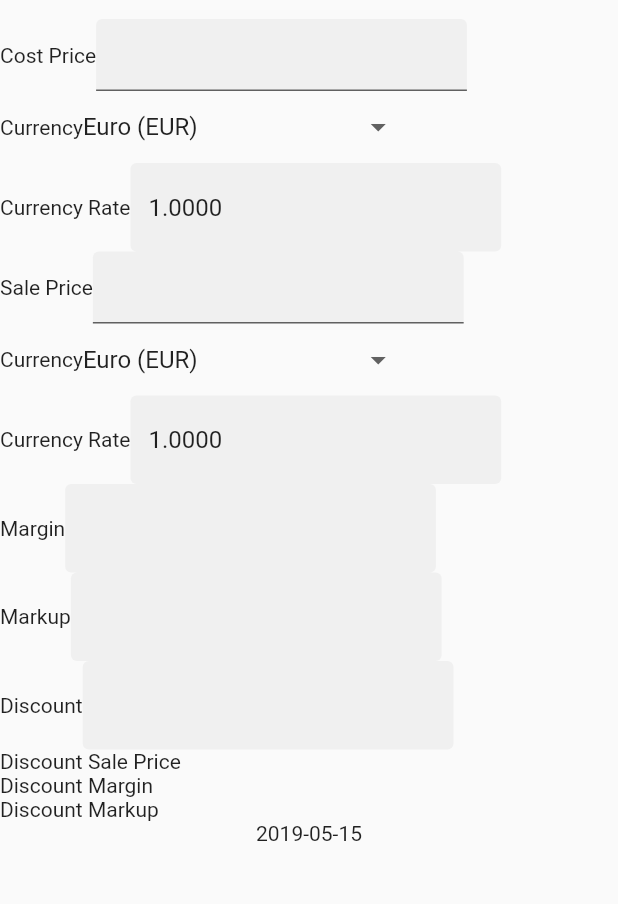
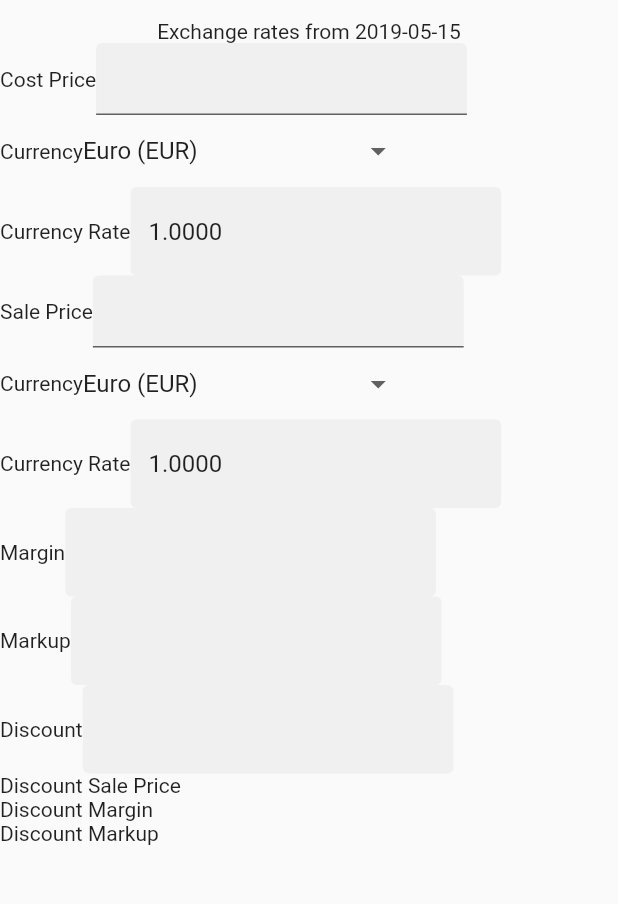
Before and after one commit to mojzu/MarginCalculator, a Flutter app: the screen it shows after launch, on a phone screen of 412 x 824 dp, the part 53-957 px from its top. Run offline on Flutter 3.47's test engine with Material 2 defaults, Android fonts, the light colour scheme and no system bars; network calls fail.

Commit message:
Flutter application development

```diff
--- a/lib/calculator.dart
+++ b/lib/calculator.dart
@@ -1,9 +1,12 @@
+import 'package:flutter/animation.dart';
 import 'package:flutter/material.dart';
 import 'package:flutter/services.dart';
 import 'package:margin_calculator/calculator_model.dart';
 import 'package:scoped_model/scoped_model.dart';
 
-// TODO: Use better change detection than onChanged.
+// TODO: Cache selected currencies, previous currency rates.
+// TODO: Information page.
+// TODO: Explanation modals.
 
 class Calculator extends StatefulWidget {
   const Calculator({
@@ -25,11 +28,11 @@ class _CalculatorState extends State<Calculator> {
 
   @override
   void initState() {
+    super.initState();
     fetch = model.fetchCurrenciesRates().then((date) {
       setState(() {});
       return date;
     });
-    super.initState();
   }
 
   @override
@@ -54,12 +57,67 @@ class _CalculatorState extends State<Calculator> {
   }
 }
 
-class _CalculatorActive extends StatelessWidget {
+class _CalculatorActive extends StatefulWidget {
   const _CalculatorActive({
     Key key,
     @required this.date,
   }) : super(key: key);
   final String date;
+
+  @override
+  _CalculatorActiveState createState() => new _CalculatorActiveState(date);
+}
+
+class _CalculatorActiveState extends State<_CalculatorActive> with TickerProviderStateMixin {
+  _CalculatorActiveState(this.date);
+  final String date;
+  AnimationController a1;
+  AnimationController a2;
+  AnimationController a3;
+  AnimationController a4;
+  AnimationController a5;
+
+  @override
+  initState() {
+    super.initState();
+    var incrementMs = 100;
+    a1 = AnimationController(
+      duration: Duration(milliseconds: incrementMs * 1),
+      vsync: this,
+    );
+    a2 = AnimationController(
+      duration: Duration(milliseconds: incrementMs * 2),
+      vsync: this,
+    );
+    a3 = AnimationController(
+      duration: Duration(milliseconds: incrementMs * 3),
+      vsync: this,
+    );
+    a4 = AnimationController(
+      duration: Duration(milliseconds: incrementMs * 4),
+      vsync: this,
+    );
+    a5 = AnimationController(
+      duration: Duration(milliseconds: incrementMs * 5),
+      vsync: this,
+    );
+
+    a1.forward();
+    a2.forward();
+    a3.forward();
+    a4.forward();
+    a5.forward();
+  }
+
+  @override
+  void dispose() {
+    a1?.dispose();
+    a2?.dispose();
+    a3?.dispose();
+    a4?.dispose();
+    a5?.dispose();
+    super.dispose();
+  }
 
   @override
   Widget build(BuildContext context) {
@@ -72,6 +130,7 @@ class _CalculatorActive extends StatelessWidget {
                 _Header(
                   reset: calculator.reset,
                 ),
+                Text("Exchange rates from $date"),
                 _Price(
                   labelValue: "Cost Price",
                   getCurrencies: () => calculator.currencies,
@@ -80,6 +139,7 @@ class _CalculatorActive extends StatelessWidget {
                   getCurrency: () => calculator.costPriceCurrency,
                   setCurrency: calculator.setCostPriceCurrency,
                   setCurrencyRate: calculator.setCostPriceCurrencyRate,
+                  animationController: a1,
                 ),
                 _Price(
                   labelValue: "Sale Price",
@@ -89,16 +149,19 @@ class _CalculatorActive extends StatelessWidget {
                   getCurrency: () => calculator.salePriceCurrency,
                   setCurrency: calculator.setSalePriceCurrency,
                   setCurrencyRate: calculator.setSalePriceCurrencyRate,
+                  animationController: a2,
                 ),
                 _Percentage(
                   label: "Margin",
                   getPercentage: () => calculator.margin,
                   setPercentage: calculator.setMargin,
+                  animationController: a3,
                 ),
                 _Percentage(
                   label: "Markup",
                   getPercentage: () => calculator.markup,
                   setPercentage: calculator.setMarkup,
+                  animationController: a4,
                 ),
                 _Discount(
                   getDiscount: () => calculator.discount,
@@ -106,8 +169,8 @@ class _CalculatorActive extends StatelessWidget {
                   getDiscountSalePrice: () => calculator.discountSalePrice,
                   getDiscountMargin: () => calculator.discountMargin,
                   getDiscountMarkup: () => calculator.discountMarkup,
+                  animationController: a5,
                 ),
-                Text(date),
               ],
             ),
       ),
@@ -161,6 +224,7 @@ class _Price extends StatefulWidget {
     @required this.getCurrency,
     @required this.setCurrency,
     @required this.setCurrencyRate,
+    @required this.animationController,
   }) : super(key: key);
   final String labelValue;
   final GetCurrenciesCallback getCurrencies;
@@ -169,10 +233,11 @@ class _Price extends StatefulWidget {
   final GetCurrencyCallback getCurrency;
   final SetValueCallback setCurrency;
   final SetValueCallback setCurrencyRate;
+  final AnimationController animationController;
 
   @override
-  _PriceState createState() =>
-      new _PriceState(labelValue, getCurrencies, getPrice, setPrice, getCurrency, setCurrency, setCurrencyRate);
+  _PriceState createState() => new _PriceState(
+      labelValue, getCurrencies, getPrice, setPrice, getCurrency, setCurrency, setCurrencyRate, animationController);
 }
 
 class _PriceState extends State<_Price> {
@@ -184,6 +249,7 @@ class _PriceState extends State<_Price> {
     this.getCurrency,
     this.setCurrency,
     this.setCurrencyRate,
+    this.animationController,
   );
   final String labelValue;
   final GetCurrenciesCallback getCurrencies;
@@ -193,12 +259,32 @@ class _PriceState extends State<_Price> {
   final SetValueCallback setCurrency;
   final SetValueCallback setCurrencyRate;
   final TextEditingController c1 = TextEditingController();
+  final FocusNode fn1 = FocusNode();
   final TextEditingController c2 = TextEditingController();
+  final FocusNode fn2 = FocusNode();
+  final AnimationController animationController;
+
+  @override
+  initState() {
+    super.initState();
+    fn1.addListener(() {
+      if (!fn1.hasFocus) {
+        setPrice(c1.text);
+      }
+    });
+    fn2.addListener(() {
+      if (!fn2.hasFocus) {
+        setCurrencyRate(c2.text);
+      }
+    });
+  }
 
   @override
   dispose() {
     c1?.dispose();
+    fn1?.dispose();
     c2?.dispose();
+    fn2?.dispose();
     super.dispose();
   }
 
@@ -211,6 +297,8 @@ class _PriceState extends State<_Price> {
       c2.text = getCurrency().rate;
     }
     return Flexible(
+      child: FadeTransition(
+        opacity: CurvedAnimation(parent: animationController, curve: Curves.easeIn),
         child: Column(
           mainAxisAlignment: MainAxisAlignment.start,
           mainAxisSize: MainAxisSize.max,
@@ -225,6 +313,7 @@ class _PriceState extends State<_Price> {
                   flex: 3,
                   child: TextField(
                     controller: c1,
+                    focusNode: fn1,
                     decoration: InputDecoration(
                       filled: true,
                       // border: OutlineInputBorder(
@@ -232,7 +321,6 @@ class _PriceState extends State<_Price> {
                       // ),
                     ),
                     keyboardType: TextInputType.number,
-                  onChanged: setPrice,
                   ),
                 ),
               ],
@@ -272,18 +360,19 @@ class _PriceState extends State<_Price> {
                   flex: 3,
                   child: TextField(
                     controller: c2,
+                    focusNode: fn2,
                     decoration: InputDecoration(
                         filled: true,
                         border: OutlineInputBorder(
                           borderSide: BorderSide.none,
                         )),
                     keyboardType: TextInputType.number,
-                  onChanged: setCurrencyRate,
                   ),
                 ),
               ],
             ),
           ],
+        ),
       ),
     );
   }
@@ -295,13 +384,15 @@ class _Percentage extends StatefulWidget {
     @required this.label,
     @required this.getPercentage,
     @required this.setPercentage,
+    @required this.animationController,
   }) : super(key: key);
   final String label;
   final GetValueCallback getPercentage;
   final SetValueCallback setPercentage;
+  final AnimationController animationController;
 
   @override
-  _PercentageState createState() => new _PercentageState(label, getPercentage, setPercentage);
+  _PercentageState createState() => new _PercentageState(label, getPercentage, setPercentage, animationController);
 }
 
 class _PercentageState extends State<_Percentage> {
@@ -309,15 +400,29 @@ class _PercentageState extends State<_Percentage> {
     this.label,
     this.getPercentage,
     this.setPercentage,
+    this.animationController,
   );
   final String label;
   final GetValueCallback getPercentage;
   final SetValueCallback setPercentage;
+  final AnimationController animationController;
   final TextEditingController c1 = TextEditingController();
+  final FocusNode fn1 = FocusNode();
+
+  @override
+  initState() {
+    super.initState();
+    fn1.addListener(() {
+      if (!fn1.hasFocus) {
+        setPercentage(c1.text);
+      }
+    });
+  }
 
   @override
   dispose() {
     c1?.dispose();
+    fn1?.dispose();
     super.dispose();
   }
 
@@ -327,6 +432,8 @@ class _PercentageState extends State<_Percentage> {
       c1.text = getPercentage();
     }
     return Flexible(
+      child: FadeTransition(
+        opacity: CurvedAnimation(parent: animationController, curve: Curves.easeIn),
         child: Row(
           mainAxisAlignment: MainAxisAlignment.start,
           mainAxisSize: MainAxisSize.max,
@@ -339,16 +446,17 @@ class _PercentageState extends State<_Percentage> {
               flex: 3,
               child: TextField(
                 controller: c1,
+                focusNode: fn1,
                 decoration: InputDecoration(
                     filled: true,
                     border: OutlineInputBorder(
                       borderSide: BorderSide.none,
                     )),
                 keyboardType: TextInputType.number,
-              onChanged: setPercentage,
               ),
             ),
           ],
+        ),
       ),
     );
   }
@@ -362,16 +470,18 @@ class _Discount extends StatefulWidget {
     @required this.getDiscountSalePrice,
     @required this.getDiscountMargin,
     @required this.getDiscountMarkup,
+    @required this.animationController,
   }) : super(key: key);
   final GetValueCallback getDiscount;
   final SetValueCallback setDiscount;
   final GetValueCallback getDiscountSalePrice;
   final GetValueCallback getDiscountMargin;
   final GetValueCallback getDiscountMarkup;
+  final AnimationController animationController;
 
   @override
-  _DiscountState createState() =>
-      new _DiscountState(getDiscount, setDiscount, getDiscountSalePrice, getDiscountMargin, getDiscountMarkup);
+  _DiscountState createState() => new _DiscountState(
+      getDiscount, setDiscount, getDiscountSalePrice, getDiscountMargin, getDiscountMarkup, animationController);
 }
 
 class _DiscountState extends State<_Discount> {
@@ -381,17 +491,31 @@ class _DiscountState extends State<_Discount> {
     this.getDiscountSalePrice,
     this.getDiscountMargin,
     this.getDiscountMarkup,
+    this.animationController,
   );
   final GetValueCallback getDiscount;
   final SetValueCallback setDiscount;
   final GetValueCallback getDiscountSalePrice;
   final GetValueCallback getDiscountMargin;
   final GetValueCallback getDiscountMarkup;
+  final AnimationController animationController;
   final TextEditingController c1 = TextEditingController();
+  final FocusNode fn1 = FocusNode();
+
+  @override
+  initState() {
+    super.initState();
+    fn1.addListener(() {
+      if (!fn1.hasFocus) {
+        setDiscount(c1.text);
+      }
+    });
+  }
 
   @override
   dispose() {
     c1?.dispose();
+    fn1?.dispose();
     super.dispose();
   }
 
@@ -401,6 +525,8 @@ class _DiscountState extends State<_Discount> {
       c1.text = getDiscount();
     }
     return Flexible(
+      child: FadeTransition(
+        opacity: CurvedAnimation(parent: animationController, curve: Curves.easeIn),
         child: Column(
           mainAxisAlignment: MainAxisAlignment.start,
           mainAxisSize: MainAxisSize.max,
@@ -415,13 +541,13 @@ class _DiscountState extends State<_Discount> {
                   flex: 3,
                   child: TextField(
                     controller: c1,
+                    focusNode: fn1,
                     decoration: InputDecoration(
                         filled: true,
                         border: OutlineInputBorder(
                           borderSide: BorderSide.none,
                         )),
                     keyboardType: TextInputType.number,
-                  onChanged: setDiscount,
                   ),
                 ),
               ],
@@ -464,6 +590,7 @@ class _DiscountState extends State<_Discount> {
             ),
           ],
         ),
+      ),
     );
   }
 }
--- a/lib/main.dart
+++ b/lib/main.dart
@@ -2,6 +2,9 @@ import 'package:flutter/material.dart';
 import 'package:margin_calculator/calculator.dart';
 import 'package:margin_calculator/calculator_model.dart';
 import 'package:scoped_model/scoped_model.dart';
+// import 'package:flutter/scheduler.dart' show timeDilation;
+// // Enable to slow animations.
+// timeDilation = 5.0;
 
 // TODO: Sentry integration.
 // <https://github.com/flutter/sentry>
```
Lines whose indentation alone changed are shown as unchanged.
